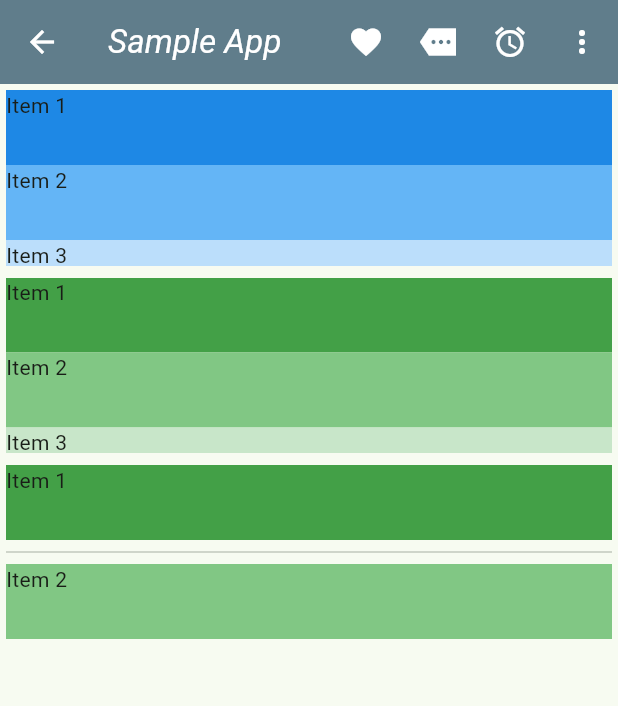
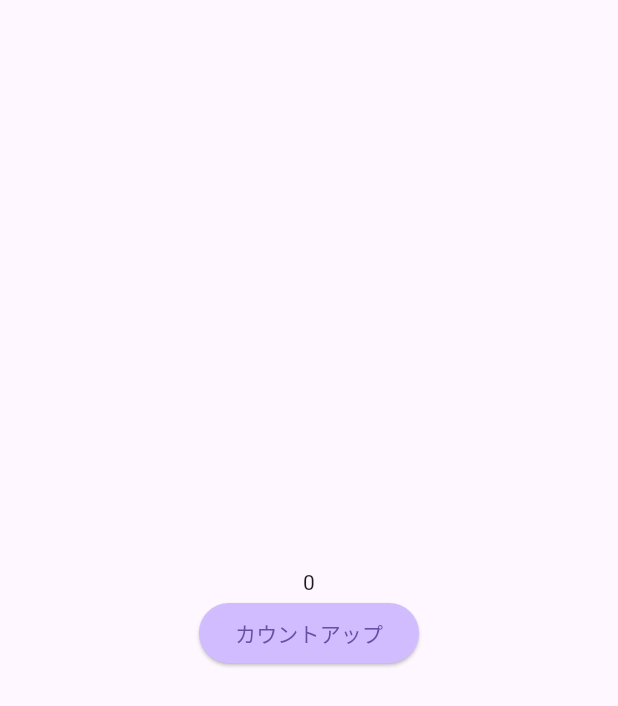
Before and after one commit to skzkhrk/sample, a Flutter app: the screen it shows after launch, on a phone screen of 412 x 824 dp. Shown: the top 706 px of the screen. Run offline on Flutter 3.47's test engine with Material 3 defaults, Android fonts, the phone set to English and light mode, and no system bars.

Commit message:
状態を持ったWidget

```diff
--- a/lib/main.dart
+++ b/lib/main.dart
@@ -1,7 +1,8 @@
 import 'package:flutter/material.dart';
 
 void main() {
-  runApp(const MyApp());
+  // runApp(const MyApp());
+  runApp(const MyApp2());
 }
 
 // 自分で作成したウィジェット
@@ -389,3 +390,60 @@ class _MyHomePageState extends State<MyHomePage> {
     );
   }
 }
+
+// ====================== MyApp2 ======================
+
+class MyApp2 extends StatelessWidget {
+  const MyApp2({super.key});
+
+  @override
+  Widget build(BuildContext context) {
+    return MaterialApp(
+      title: 'Flutter Demo',
+      theme: ThemeData(primarySwatch: Colors.blue),
+      debugShowCheckedModeBanner: false,
+      home: const Scaffold(
+        body: Center(
+          child: MyWidget(),
+        ),
+      ),
+    );
+  }
+}
+
+class MyWidget extends StatefulWidget {
+  const MyWidget({super.key});
+
+  // 使用するStateを指定
+  @override
+  _MyWidgetState createState() => _MyWidgetState();
+}
+
+class _MyWidgetState extends State<MyWidget> {
+  int count = 0;
+
+  @override
+  Widget build(BuildContext context) {
+    return Column(
+      mainAxisAlignment: MainAxisAlignment.center,
+      children: <Widget>[
+        Text(count.toString()),
+        ElevatedButton(
+          style: TextButton.styleFrom(
+            backgroundColor: Theme.of(context).colorScheme.inversePrimary,
+          ),
+          onPressed: () {
+            // データを更新する時は setState を呼ぶ
+            setState(() {
+              // データを更新
+              count = count + 1;
+            });
+          },
+          child: const Text('カウントアップ'),
+        ),
+      ],
+    );
+  }
+}
+
+// ====================== /MyApp2 ======================
```
